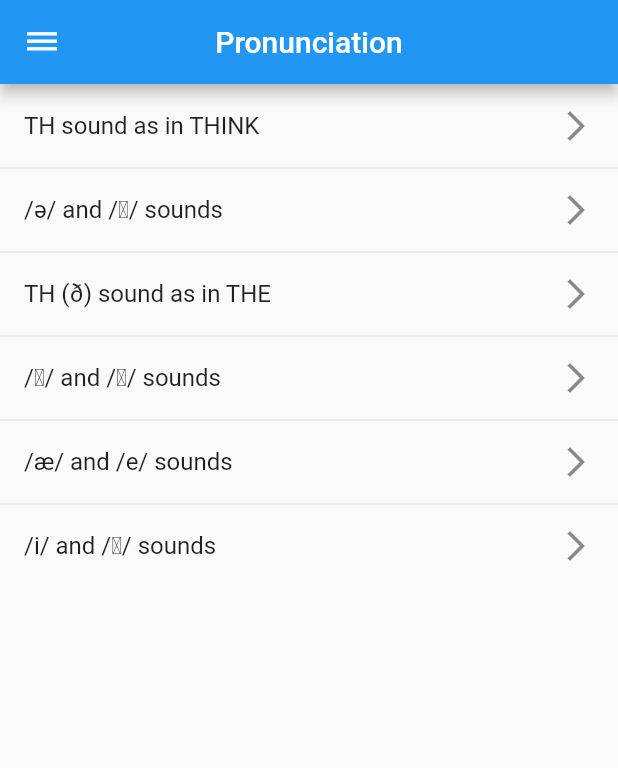
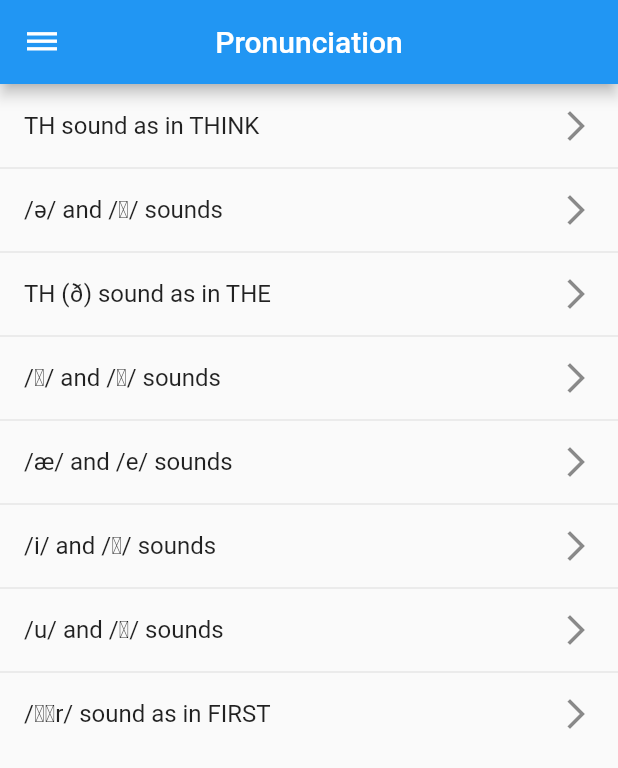
Before and after one commit to brenomachadodomonte/flutter_text_audio, a Flutter app: the screen it shows after launch, swiped to page 4, on a phone screen of 412 x 824 dp. Shown: the top 768 px of the screen. Run offline on Flutter 3.47's test engine with Material 2 defaults, Android fonts, the phone set to English and light mode, and no system bars; our stand-ins replace audioplayers.

Commit message:
- Adding some data

```diff
--- a/lib/data/data.dart
+++ b/lib/data/data.dart
@@ -377,6 +377,48 @@
     'meaning':'Ele abriu a caixa e um rato apareceu.',
     'audio': 'sentences/isp-23.mp3'
   },
+  {
+    'id': 24,
+    'sentence': 'He was trying to figure out | why the camera wasn’t working.',
+    'pronunciation': '/hi wʌz traɪɪŋ tu fɪɡjər aʊt | waɪ ðə kæmərə wʌznt wɜːrkɪŋ/',
+    'meaning':'Ele estava tentando descobrir por que a câmera não estava funcionando.',
+    'audio': 'sentences/isp-24.mp3'
+  },
+  {
+    'id': 25,
+    'sentence': 'Not everything worked out in the end | and we were disappointed.',
+    'pronunciation': '/nɑt evriθɪŋ wɜːrkt aʊt ɪn ði end | ænd wiː wɜːr dɪsəˈpɔɪntɪd/',
+    'meaning':'Nem tudo funcionou no final e nós ficamos desapontados.',
+    'audio': 'sentences/isp-25.mp3'
+  },
+  {
+    'id': 26,
+    'sentence': 'I find it amazing | that they\'re still together.',
+    'pronunciation': '/aɪ faɪnd ɪt əmeɪzɪŋ | ðæt ðer stɪl təɡeðər/',
+    'meaning':'Eu acho incrível que eles ainda estão juntos.',
+    'audio': 'sentences/isp-26.mp3'
+  },
+  {
+    'id': 27,
+    'sentence': 'Since you’re not interested, | I won’t tell you about it.',
+    'pronunciation': '/sɪns jər nɑːt ɪntrəstɪd | aɪ woʊnt tel juː əˈbaʊt ɪt/',
+    'meaning':'Uma vez que você não está interessado, eu não vou te contar sobre isso.',
+    'audio': 'sentences/isp-27.mp3'
+  },
+  {
+    'id': 28,
+    'sentence': 'He would have told me.',
+    'pronunciation': '/hiː wʊd hæv toʊld miː/',
+    'meaning':'Ele teria me contado.',
+    'audio': 'sentences/isp-28.mp3'
+  },
+  {
+    'id': 29,
+    'sentence': 'Eating too much sugar | can lead to health problems.',
+    'pronunciation': '/iːtɪŋ tuː mʌtʃ ʃʊɡər | kæn liːd tə helθ prɑːbləmz/',
+    'meaning':'Comer muito açúcar pode levar a problemas de saúde.',
+    'audio': 'sentences/isp-29.mp3'
+  },
 ];
 
 List dataPronunciations = [
@@ -726,4 +768,100 @@
       {'name': 'Male','path': 'pronunciations/m6.mp3'},
     ]
   },
+
+  {
+    'id': 7,
+    'title': '/u/ and /ʊ/ sounds',
+    'content': [
+      {
+        'title': 'Words with the /u/ sound',
+        'data': [
+          'to /tuː/',
+          'you /juː/',
+          'do /duː/',
+          'use /juːz/',
+          'into /ˈɪntuː/ ',
+          'who /huː/ ',
+          'through /θruː/ ',
+          'new /nuː/ ',
+          'used /juːst/ ',
+          'two /tuː/',
+          'few /fjuː/',
+          'too /tuː/',
+          'computer /kəmˈpjuːtər/ ',
+          'usually /ˈjuːʒuəli/ ',
+          'human /ˈhjuːmən/ ',
+          'include /ɪnˈkluːd/',
+          'music /ˈmjuːzɪk/',
+          'food /fuːd/',
+          'value /ˈvæljuː/ ',
+          'including /ɪnˈkluːdɪŋ/',
+        ],
+      },
+      {
+        'title': 'Words using the /ʊ/ sound',
+        'data': [
+          'good /ɡʊd/',
+          'should /ʃʊd/',
+          'would /wʊd/',
+          'look /lʊk/',
+          'could /kʊd/',
+          'during /ˈdʊrɪŋ/',
+          'book /bʊk/',
+          'put /pʊt/',
+          'cook /kʊk/',
+          'full /fʊl/',
+          'wood /wʊd/',
+          'foot /fʊt/',
+          'woman /ˈwʊmən/',
+          'sugar /ˈʃʊɡər/',
+          'fully /ˈfʊli/',
+          'push /pʊʃ/',
+          'pull /pʊl/',
+          'hook /hʊk/',
+          'childhood /ˈtʃaɪldhʊd/',
+          'wooden /ˈwʊdn/',
+        ]
+      },
+    ],
+    'audios': [
+      {'name': 'Female','path': 'pronunciations/f7.mp3'},
+      {'name': 'Male','path': 'pronunciations/m7.mp3'},
+    ]
+  },
+  {
+    'id': 8,
+    'title': '/ɜːr/ sound as in FIRST',
+    'content': [
+      {
+        'title': 'Example words',
+        'data': [
+          'work /wɜːrk/',
+          'first /fɜːrst/',
+          'world /wɜːrld/',
+          'learn /lɜːrn/',
+          'person /ˈpɜːrsn/',
+          'early /ˈɜːrli/',
+          'certain /ˈsɜːrtn/',
+          'bird /bɜːrd/',
+          'word /wɜːrd/',
+          'personal /ˈpɜːrsənl/',
+          'current /ˈkɜːrənt/',
+          'research /rɪˈsɜːrtʃ/',
+          'service /ˈsɜːrvɪs/',
+          'term /tɜːrm/',
+          'turn /tɜːrn/',
+          'determine /dɪˈtɜːrmɪn/',
+          'alternative /ɔːlˈtɜːrnətɪv/',
+          'working /ˈwɜːrkɪŋ/',
+          'commercial /kəˈmɜːrʃl/',
+          'purchase /ˈpɜːrtʃəs/',
+        ],
+      },
+    ],
+    'audios': [
+      {'name': 'Female','path': 'pronunciations/f8.mp3'},
+      {'name': 'Male','path': 'pronunciations/m8.mp3'},
+    ]
+  },
 ];
```
Also changed, not shown: pubspec.yaml (+10 -0 lines), 10 other files.
